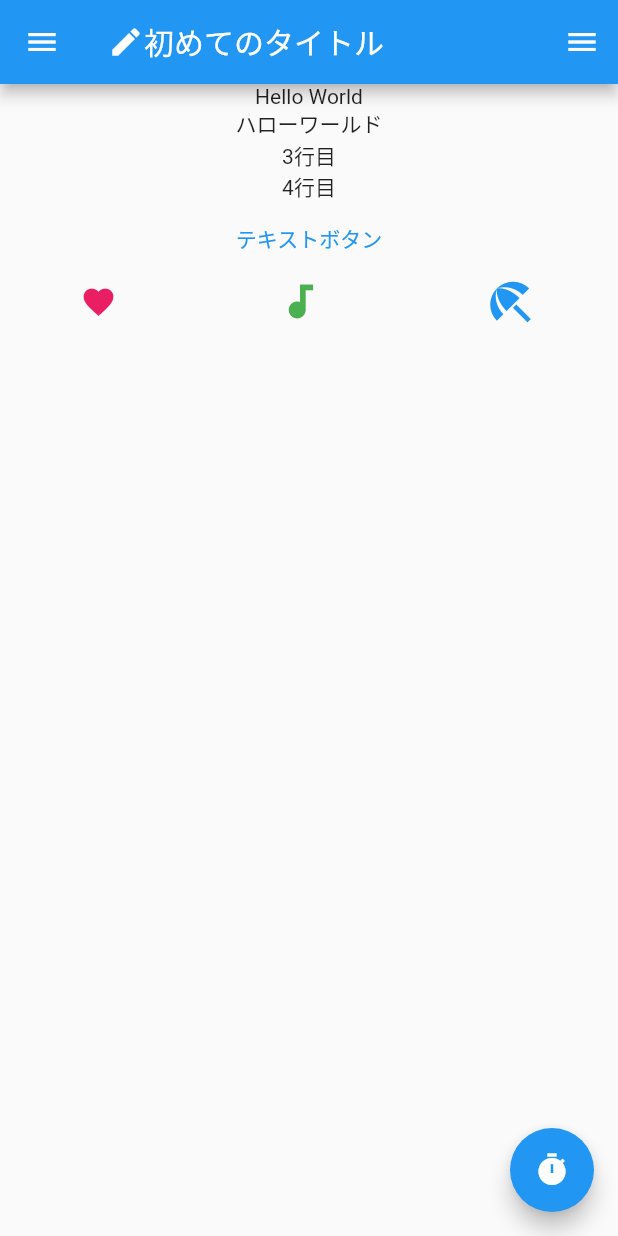
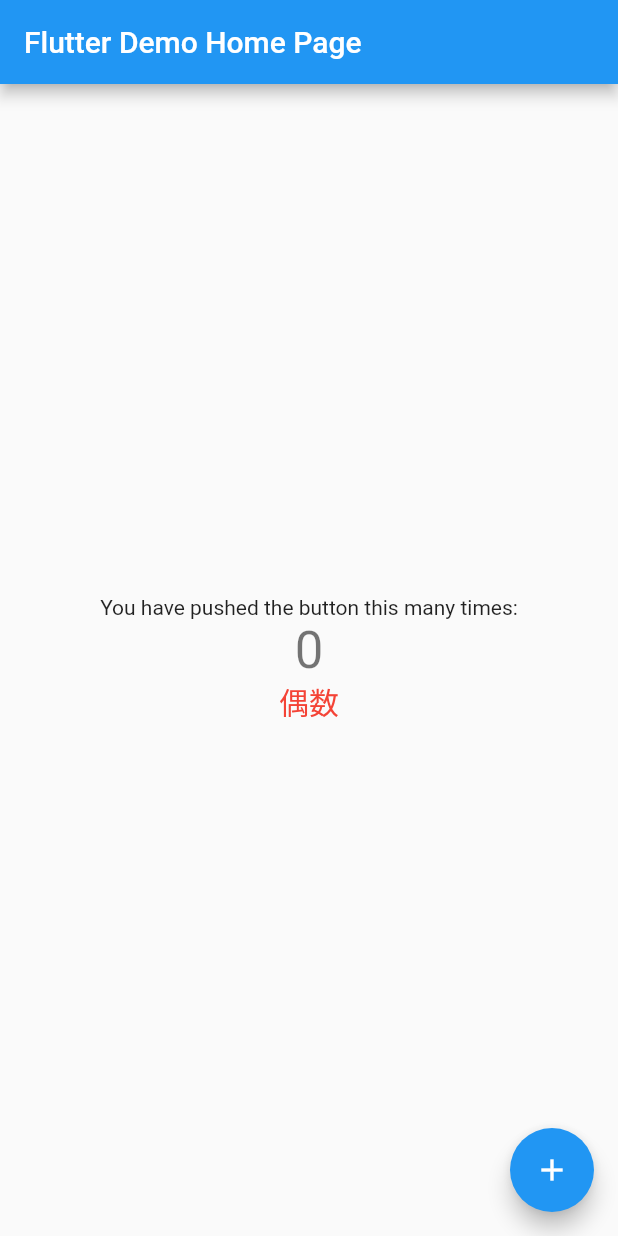
Before and after one commit to takashi-engineering/flutter-app, a Flutter app: the screen it shows after launch, on a phone screen of 412 x 824 dp. Run offline on Flutter 3.47's test engine with Material 2 defaults, Android fonts, the phone set to English and light mode, and no system bars.

Commit message:
表示の更新

```diff
--- a/lib/main.dart
+++ b/lib/main.dart
@@ -33,11 +33,17 @@ class MyHomePage extends StatefulWidget {
 
 class _MyHomePageState extends State<MyHomePage> {
   int _counter = 0;
+  String _type = "偶数";
 
   // 5. カウンタが押された時のメソッド
   void _incrementCounter() {
     setState(() {
       _counter++;
+      if (_counter % 2 == 0) {
+        _type = "偶数";
+      } else {
+        _type = "奇数";
+      }
     });
   }
 
@@ -47,63 +53,68 @@ class _MyHomePageState extends State<MyHomePage> {
     return Scaffold(
       // 画面上部のタイトル部分
       appBar: AppBar(
-        title: const Row(children: [
-          Icon(Icons.create),
-          Text("初めてのタイトル"),
-        ]),
-        // title: Text(widget.title),
+        // title: const Row(children: [
+        //   Icon(Icons.create),
+        //   Text("初めてのタイトル"),
+        // ]),
+        title: Text(widget.title),
       ),
-      body: Column(children: [
-        const Text("Hello World"),
-        const Text("ハローワールド"),
-        const Text("3行目"),
-        const Text("4行目"),
-        TextButton(
-            onPressed: () => {print("ボタンが押されたよ")},
-            child: const Text("テキストボタン")),
-        const Row(
-          mainAxisAlignment: MainAxisAlignment.spaceAround,
-          children: [
-            Icon(
-              Icons.favorite_sharp,
-              color: Colors.pink,
-              size: 24.0,
+      // body: Column(children: [
+      //   const Text("Hello World"),
+      //   const Text("ハローワールド"),
+      //   const Text("3行目"),
+      //   const Text("4行目"),
+      //   TextButton(
+      //       onPressed: () => {print("ボタンが押されたよ")},
+      //       child: const Text("テキストボタン")),
+      //   const Row(
+      //     mainAxisAlignment: MainAxisAlignment.spaceAround,
+      //     children: [
+      //       Icon(
+      //         Icons.favorite_sharp,
+      //         color: Colors.pink,
+      //         size: 24.0,
+      //       ),
+      //       Icon(
+      //         Icons.audiotrack,
+      //         color: Colors.green,
+      //         size: 30.0,
+      //       ),
+      //       Icon(Icons.beach_access, color: Colors.blue, size: 36.0),
+      //     ],
+      //   )
+      // ]),
+
+      body: Center(
+        child: Column(
+          mainAxisAlignment: MainAxisAlignment.center,
+          children: <Widget>[
+            // 画面の中央に表示されるテキスト
+            const Text(
+              'You have pushed the button this many times:',
             ),
-            Icon(
-              Icons.audiotrack,
-              color: Colors.green,
-              size: 30.0,
+            // テキストの下に表示されるカウンタ値
+            Text(
+              '$_counter',
+              style: Theme.of(context).textTheme.headlineMedium,
             ),
-            Icon(Icons.beach_access, color: Colors.blue, size: 36.0),
+            Text(
+              _type,
+              style: const TextStyle(fontSize: 20, color: Colors.red),
+            ),
           ],
-        )
-      ]),
+        ),
+      ),
 
-      // body: Center(
-      //   child: Column(
-      //     mainAxisAlignment: MainAxisAlignment.center,
-      //     children: <Widget>[
-      //       // 画面の中央に表示されるテキスト
-      //       const Text(
-      //         'You have pushed the button this many times:',
-      //       ),
-      //       // テキストの下に表示されるカウンタ値
-      //       Text(
-      //         '$_counter',
-      //         style: Theme.of(context).textTheme.headlineMedium,
-      //       ),
-      //     ],
-      //   ),
-      // ),
       // 右下の「+」ボタンに対応するフローティングアクションボタン
       floatingActionButton: FloatingActionButton(
-        onPressed: () => {print("押したね？")}, child: const Icon(Icons.timer),
-        // onPressed: _incrementCounter,
-        // tooltip: 'Increment',
-        // child: const Icon(Icons.add),
+        // onPressed: () => {print("押したね？")}, child: const Icon(Icons.timer),
+        onPressed: _incrementCounter,
+        tooltip: 'Increment',
+        child: const Icon(Icons.add),
       ),
-      drawer: const Drawer(child: Center(child: Text("Drawer"))),
-      endDrawer: const Drawer(child: Center(child: Text("End Drawer"))),
+      // drawer: const Drawer(child: Center(child: Text("Drawer"))),
+      // endDrawer: const Drawer(child: Center(child: Text("End Drawer"))),
     );
   }
 }
```
